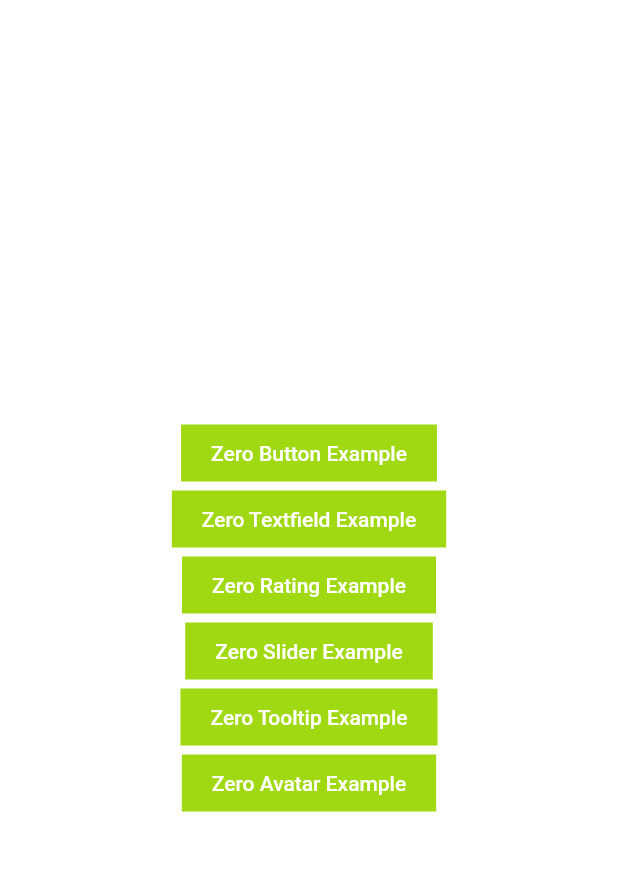
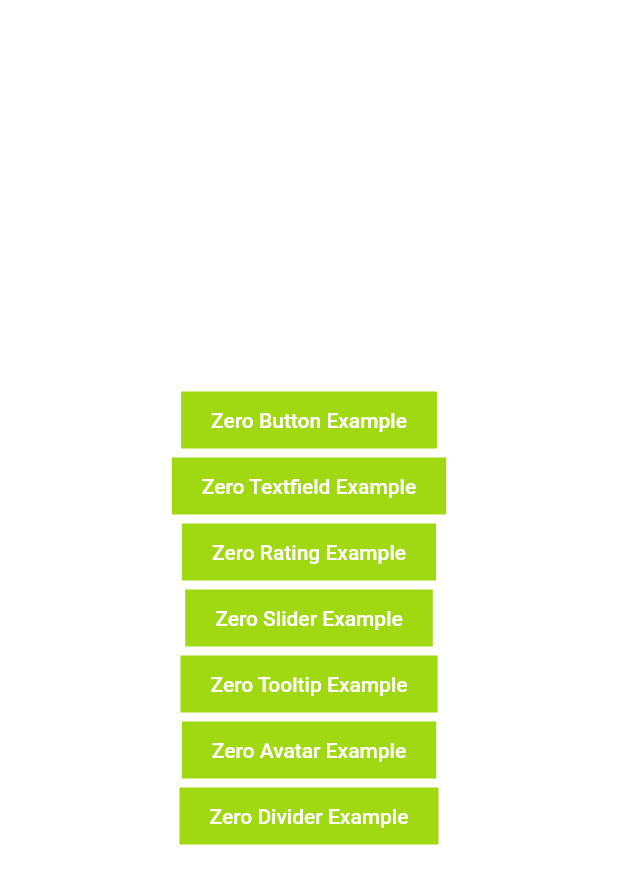
Before and after one commit to zero-one-group/zog-ui, a Flutter app: the screen it shows after launch, on a phone screen of 412 x 824 dp. Shown: the top 884 px of the screen. Run offline on Flutter 3.47's test engine with Material 2 defaults, Android fonts, the phone set to English and light mode, and no system bars; our stand-ins replace dropdown_button2, flutter_svg.

Commit message:
feat(mobile): Implement Divider

```diff
--- a/packages/mobile/example/lib/main.dart
+++ b/packages/mobile/example/lib/main.dart
@@ -1,12 +1,13 @@
 import 'package:flutter/material.dart';
 import 'package:zero_ui_mobile/zero_ui_mobile.dart';
-import 'package:zero_ui_mobile_example/component/button/zero_button_example.dart';
-import 'package:zero_ui_mobile_example/component/rating/zero_rating_example.dart';
-import 'package:zero_ui_mobile_example/component/tooltip/zero_tooltip_example.dart';
 
 import 'component/avatar/avatar_example.dart';
+import 'component/button/zero_button_example.dart';
+import 'component/divider/divider_example.dart';
+import 'component/rating/zero_rating_example.dart';
 import 'component/slider/zero_slider_example.dart';
 import 'component/textfield/zero_textfield_example.dart';
+import 'component/tooltip/zero_tooltip_example.dart';
 
 void main() {
   runApp(const MyApp());
@@ -104,6 +105,16 @@ class Examples extends StatelessWidget {
             },
             text: 'Zero Avatar Example',
           ),
+          ZeroButton.primary(
+            onPressed: () {
+              Navigator.of(context).push(
+                MaterialPageRoute(
+                  builder: (context) => const ZeroDividerExample(),
+                ),
+              );
+            },
+            text: 'Zero Divider Example',
+          ),
         ],
       ),
     );
--- /dev/null
+++ b/packages/mobile/lib/styles/component/divider_style.dart
@@ -0,0 +1,92 @@
+import 'package:flutter/foundation.dart';
+import 'package:flutter/material.dart';
+import 'package:zero_ui_mobile/zero_ui_mobile.dart';
+
+class ZeroDividerStyle with Diagnosticable {
+  /// Divider color
+  final Color? color;
+
+  /// Height/width of divider or thickness
+  final double? size;
+
+  /// Padding start
+  final double? startInset;
+
+  /// Padding end
+  final double? endInset;
+
+  const ZeroDividerStyle({
+    this.color,
+    this.size,
+    this.startInset,
+    this.endInset,
+  });
+
+  /// A default value style of [ZeroDividerStyle]
+  static ZeroDividerStyle fallback({Color? color}) => ZeroDividerStyle(
+        color: ZeroColors.neutral[7],
+        size: 1,
+        startInset: 16,
+        endInset: 16,
+      );
+
+  /// If the caller passes in a value for a parameter, use that value, otherwise use the value from this
+  /// object.
+  ///
+  ///   A new instance of ZeroDividerStyle with the same properties as the original instance, except for
+  /// the properties that are explicitly overridden.
+  ZeroDividerStyle copyWith({
+    Color? color,
+    double? size,
+    double? startInset,
+    double? endInset,
+  }) {
+    return ZeroDividerStyle(
+      color: color ?? this.color,
+      size: size ?? this.size,
+      startInset: startInset ?? this.startInset,
+      endInset: endInset ?? this.endInset,
+    );
+  }
+
+  ZeroDividerStyle merge(ZeroDividerStyle? other) {
+    if (other == null) return this;
+
+    return copyWith(
+      color: other.color,
+      size: other.size,
+      startInset: other.startInset,
+      endInset: other.endInset,
+    );
+  }
+
+  static ZeroDividerStyle lerp(
+      ZeroDividerStyle? a, ZeroDividerStyle? b, double t) {
+    return ZeroDividerStyle(
+      color: Color.lerp(a?.color, b?.color, t),
+      size: t < 0.5 ? a?.size : b?.size,
+      startInset: t < 0.5 ? a?.startInset : b?.startInset,
+      endInset: t < 0.5 ? a?.endInset : b?.endInset,
+    );
+  }
+
+  /// Convert [ZeroDividerStyle] to theme data divider material [DividerThemeData]
+  DividerThemeData toDividerTheme() => DividerThemeData(
+        color: color,
+        thickness: size,
+        endIndent: endInset,
+        space: size,
+        indent: startInset,
+      );
+
+  @override
+  void debugFillProperties(DiagnosticPropertiesBuilder properties) {
+    super.debugFillProperties(properties);
+
+    properties
+      ..add(ColorProperty('color', color))
+      ..add(DoubleProperty('size', size))
+      ..add(DoubleProperty('startInset', startInset))
+      ..add(DoubleProperty('endInset', endInset));
+  }
+}
--- a/packages/mobile/lib/styles/theme.dart
+++ b/packages/mobile/lib/styles/theme.dart
@@ -86,6 +86,7 @@ class ZeroThemeData with Diagnosticable {
   final ZeroListTileStyle listTileStyle;
   final ZeroButtonStyle primaryButtonStyle;
   final ZeroButtonStyle secondaryButtonStyle;
+  final ZeroDividerStyle dividerStyle;
 
   final Brightness brightness;
   final IconThemeData iconTheme;
@@ -113,6 +114,7 @@ class ZeroThemeData with Diagnosticable {
     required this.listTileStyle,
     required this.primaryButtonStyle,
     required this.secondaryButtonStyle,
+    required this.dividerStyle,
   });
 
   factory ZeroThemeData({
@@ -134,6 +136,7 @@ class ZeroThemeData with Diagnosticable {
     ZeroListTileStyle? listTileStyle,
     ZeroButtonStyle? primaryButtonStyle,
     ZeroButtonStyle? secondaryButtonStyle,
+    ZeroDividerStyle? dividerStyle,
   }) {
     // TODO: Finalize the default style of theme
     brightness ??= Brightness.light;
@@ -185,6 +188,8 @@ class ZeroThemeData with Diagnosticable {
       textStyle: typography.button?.copyWith(color: solidTextColor),
     );
 
+    final dividerStyleFallback = ZeroDividerStyle.fallback(color: dividerColor);
+
     return ZeroThemeData.raw(
       brightness: brightness,
       primaryColor: primaryColor,
@@ -205,6 +210,7 @@ class ZeroThemeData with Diagnosticable {
       primaryButtonStyle: primaryButtonStyleFallback.merge(primaryButtonStyle),
       secondaryButtonStyle:
           secondaryButtonStyleFallback.merge(secondaryButtonStyle),
+      dividerStyle: dividerStyleFallback.merge(dividerStyle),
     );
   }
 
@@ -232,6 +238,7 @@ class ZeroThemeData with Diagnosticable {
           ZeroButtonStyle.lerp(a.primaryButtonStyle, b.primaryButtonStyle, t),
       secondaryButtonStyle: ZeroButtonStyle.lerp(
           a.secondaryButtonStyle, b.secondaryButtonStyle, t),
+      dividerStyle: ZeroDividerStyle.lerp(a.dividerStyle, b.dividerStyle, t),
     );
   }
 
@@ -255,6 +262,7 @@ class ZeroThemeData with Diagnosticable {
     ZeroListTileStyle? listTileStyle,
     ZeroButtonStyle? primaryButtonStyle,
     ZeroButtonStyle? secondaryButtonStyle,
+    ZeroDividerStyle? dividerStyle,
   }) {
     return ZeroThemeData.raw(
       brightness: brightness ?? this.brightness,
@@ -277,6 +285,7 @@ class ZeroThemeData with Diagnosticable {
       listTileStyle: listTileStyle ?? this.listTileStyle,
       primaryButtonStyle: primaryButtonStyle ?? this.primaryButtonStyle,
       secondaryButtonStyle: secondaryButtonStyle ?? this.secondaryButtonStyle,
+      dividerStyle: dividerStyle ?? this.dividerStyle,
     );
   }
 
@@ -318,6 +327,7 @@ class ZeroThemeData with Diagnosticable {
           },
         ),
       ).copyWith(error: errorColor),
+      dividerTheme: dividerStyle.toDividerTheme(),
     );
   }
 
--- a/packages/mobile/lib/zero_ui_mobile.dart
+++ b/packages/mobile/lib/zero_ui_mobile.dart
@@ -9,6 +9,7 @@ export './styles/color_accent.dart';
 // component styles
 export './styles/component/list_tile_style.dart';
 export './styles/component/zero_button_style.dart';
+export './styles/component/divider_style.dart';
 
 // assets
 export './assets/assets.dart';
@@ -64,6 +65,9 @@ export './components/text/zero_text.dart';
 export './components/avatar/zero_avatar.dart';
 export './components/avatar/zero_avatar_group.dart';
 
+// divider
+export './components/divider/divider.dart';
+
 // types
 export './types/button_radius_type.dart';
 export './types/button_group_type.dart';
--- a/packages/mobile/widgetbook/widgetbook.dart
+++ b/packages/mobile/widgetbook/widgetbook.dart
@@ -8,6 +8,7 @@ import 'widgetbook_component/button.dart';
 import 'widgetbook_component/button_group.dart';
 import 'widgetbook_component/checkbox.dart';
 import 'widgetbook_component/colors.dart';
+import 'widgetbook_component/divider.dart';
 import 'widgetbook_component/dropdown.dart';
 import 'widgetbook_component/list_tile.dart';
 import 'widgetbook_component/radio_group.dart';
@@ -52,7 +53,8 @@ class HotReload extends StatelessWidget {
             listTileWidgetbookComponent,
             textWidgetbookComponent,
             sliderWidgetbookComponenet,
-            avatarWidgetbookComponent
+            avatarWidgetbookComponent,
+            dividerWidgetbookComponent,
           ],
         ),
       ],
```
Also changed, not shown: packages/mobile/example/lib/component/divider/divider_example.dart (added, +80 -0 lines), packages/mobile/lib/components/divider/divider.dart (added, +119 -0 lines), packages/mobile/widgetbook/widgetbook_component/divider.dart (added, +107 -0 lines).
